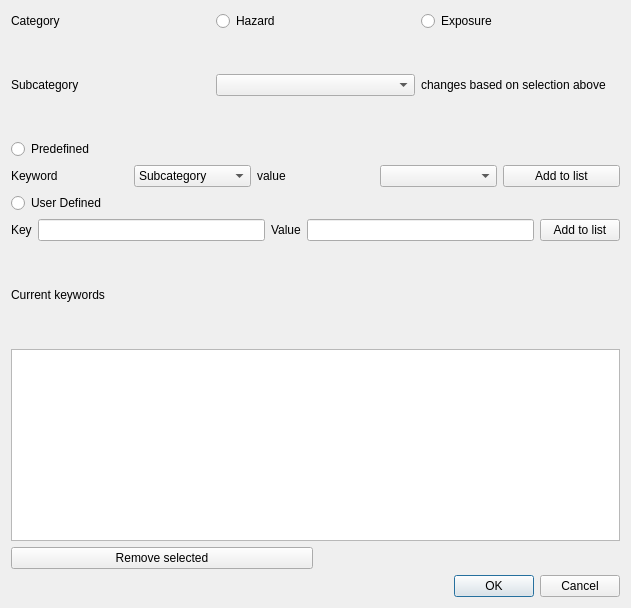
Qt form gui/ui_riabkeywords.ui (inasafe/inasafe) before a commit.
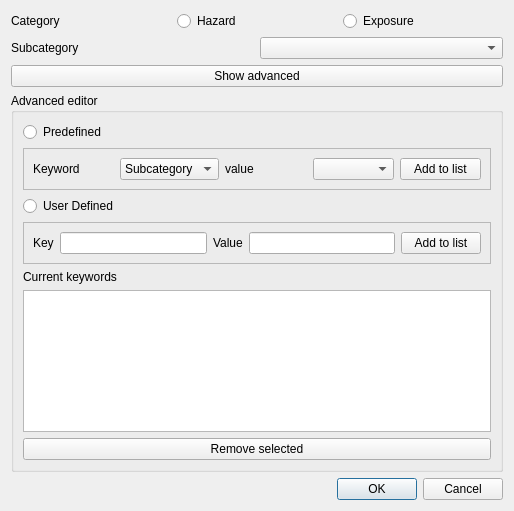
The same form after that commit.

Commit message: fixed breakages to characterisation tests caused by translation updates and remove of units

What changed in the file:
```diff
--- a/gui/ui_riabkeywords.ui
+++ b/gui/ui_riabkeywords.ui
@@ -6,15 +6,15 @@
    <rect>
     <x>0</x>
     <y>0</y>
-    <width>631</width>
-    <height>608</height>
+    <width>514</width>
+    <height>511</height>
    </rect>
   </property>
   <property name="windowTitle">
    <string>Dialog</string>
   </property>
-  <layout class="QGridLayout" name="gridLayout">
-   <item row="0" column="0" colspan="2">
+  <layout class="QGridLayout" name="gridLayout_2">
+   <item row="0" column="0">
     <layout class="QHBoxLayout" name="horizontalLayout_4">
      <item>
       <widget class="QLabel" name="label">
@@ -39,14 +39,61 @@
      </item>
     </layout>
    </item>
+   <item row="1" column="0">
+    <layout class="QHBoxLayout" name="horizontalLayout_3">
+     <item>
+      <widget class="QLabel" name="label_2">
+       <property name="text">
+        <string>Subcategory</string>
+       </property>
+      </widget>
+     </item>
+     <item>
+      <widget class="QComboBox" name="comboBox"/>
+     </item>
+    </layout>
+   </item>
    <item row="2" column="0">
+    <widget class="QPushButton" name="pushButton_4">
+     <property name="text">
+      <string>Show advanced</string>
+     </property>
+     <property name="checkable">
+      <bool>true</bool>
+     </property>
+    </widget>
+   </item>
+   <item row="4" column="0">
+    <widget class="QDialogButtonBox" name="buttonBox">
+     <property name="orientation">
+      <enum>Qt::Horizontal</enum>
+     </property>
+     <property name="standardButtons">
+      <set>QDialogButtonBox::Cancel|QDialogButtonBox::Ok</set>
+     </property>
+    </widget>
+   </item>
+   <item row="3" column="0">
+    <widget class="QGroupBox" name="groupBox">
+     <property name="title">
+      <string>Advanced editor</string>
+     </property>
+     <layout class="QGridLayout" name="gridLayout">
+      <item row="0" column="0">
     <widget class="QRadioButton" name="radioButton_4">
      <property name="text">
       <string>Predefined</string>
      </property>
     </widget>
    </item>
-   <item row="3" column="0" colspan="2">
+      <item row="1" column="0">
+       <widget class="QFrame" name="frame">
+        <property name="frameShape">
+         <enum>QFrame::StyledPanel</enum>
+        </property>
+        <property name="frameShadow">
+         <enum>QFrame::Raised</enum>
+        </property>
     <layout class="QHBoxLayout" name="horizontalLayout">
      <item>
       <widget class="QLabel" name="label_4">
@@ -92,15 +139,23 @@
       </widget>
      </item>
     </layout>
-   </item>
-   <item row="4" column="0">
+       </widget>
+      </item>
+      <item row="2" column="0">
     <widget class="QRadioButton" name="radioButton_3">
      <property name="text">
       <string>User Defined</string>
      </property>
     </widget>
    </item>
-   <item row="5" column="0" colspan="2">
+      <item row="3" column="0">
+       <widget class="QFrame" name="frame_2">
+        <property name="frameShape">
+         <enum>QFrame::StyledPanel</enum>
+        </property>
+        <property name="frameShadow">
+         <enum>QFrame::Raised</enum>
+        </property>
     <layout class="QHBoxLayout" name="horizontalLayout_2">
      <item>
       <widget class="QLabel" name="label_6">
@@ -130,54 +185,27 @@
       </widget>
      </item>
     </layout>
-   </item>
-   <item row="6" column="0" colspan="2">
+       </widget>
+      </item>
+      <item row="4" column="0">
     <widget class="QLabel" name="label_8">
      <property name="text">
       <string>Current keywords</string>
      </property>
     </widget>
    </item>
-   <item row="7" column="0" rowspan="2" colspan="2">
+      <item row="5" column="0">
     <widget class="QListWidget" name="listWidget"/>
    </item>
-   <item row="10" column="0" colspan="2">
-    <widget class="QDialogButtonBox" name="buttonBox">
-     <property name="orientation">
-      <enum>Qt::Horizontal</enum>
-     </property>
-     <property name="standardButtons">
-      <set>QDialogButtonBox::Cancel|QDialogButtonBox::Ok</set>
-     </property>
-    </widget>
-   </item>
-   <item row="9" column="0">
+      <item row="6" column="0">
     <widget class="QPushButton" name="pushButton_3">
      <property name="text">
       <string>Remove selected</string>
      </property>
     </widget>
    </item>
-   <item row="1" column="0" colspan="2">
-    <layout class="QHBoxLayout" name="horizontalLayout_3">
-     <item>
-      <widget class="QLabel" name="label_2">
-       <property name="text">
-        <string>Subcategory</string>
-       </property>
-      </widget>
-     </item>
-     <item>
-      <widget class="QComboBox" name="comboBox"/>
-     </item>
-     <item>
-      <widget class="QLabel" name="label_3">
-       <property name="text">
-        <string>changes based on selection above</string>
-       </property>
-      </widget>
-     </item>
-    </layout>
+     </layout>
+    </widget>
    </item>
   </layout>
  </widget>
```
Lines whose indentation alone changed are shown as unchanged. The commit also changes 2 other files.
